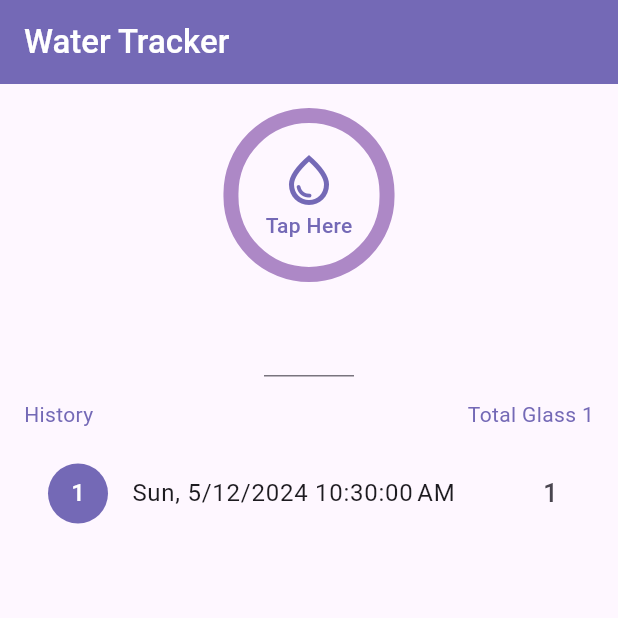
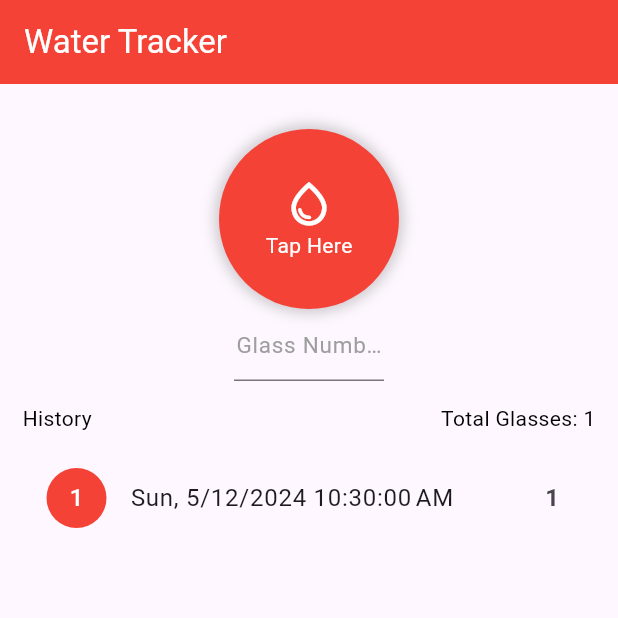
Before and after one commit to DevNadimm/water_tracker, a Flutter app: the screen it shows after launch, after a tap on "Tap Here", on a phone screen of 412 x 824 dp, the top half of it. Run offline on Flutter 3.47's test engine with Material 3 defaults, Android fonts, the phone set to English and light mode, and no system bars.

Commit message:
All works good

```diff
--- a/lib/home_screen.dart
+++ b/lib/home_screen.dart
@@ -1,6 +1,6 @@
 import 'package:flutter/material.dart';
+import 'package:intl/intl.dart';
 import 'package:water_tracker/water_consume.dart';
-import 'package:intl/intl.dart';
 
 class HomeScreen extends StatefulWidget {
   const HomeScreen({super.key});
@@ -10,102 +10,136 @@ class HomeScreen extends StatefulWidget {
 }
 
 class _HomeScreenState extends State<HomeScreen> {
-  final TextEditingController _glassNumberTEController =
-  TextEditingController();
+
+  final TextEditingController _waterGlassTEController = TextEditingController();
+
   List<WaterConsume> waterConsumeList = [];
 
   @override
   Widget build(BuildContext context) {
     return Scaffold(
       appBar: AppBar(
-        title: const Text('Water Tracker', style: TextStyle(fontWeight: FontWeight.w500)),
+        title: const Text('Water Tracker'),
       ),
+
       body: Padding(
-        padding: const EdgeInsets.all(16.0),
+        padding: const EdgeInsets.all(15),
         child: Column(
           children: [
             Center(
               child: Column(
-                mainAxisAlignment: MainAxisAlignment.center,
+                mainAxisAlignment: MainAxisAlignment.start,
                 crossAxisAlignment: CrossAxisAlignment.center,
                 children: [
+
+                  const SizedBox(
+                    height: 15,
+                  ),
+
                   GestureDetector(
-                    onTap: _tapButton,
+                    onTap: _button,
                     child: Container(
+                      width: 120,
+                      height: 120,
                       decoration: BoxDecoration(
-                        borderRadius: BorderRadius.circular(100),
-                        border: Border.all(width: 10, color: const Color(0xffAD88C6)),
-                      ),
-                      child: const Padding(
-                        padding: EdgeInsets.all(18.0),
+                          color: Colors.red,
+                          boxShadow: [
+                        BoxShadow(
+                          color: Colors.grey.withOpacity(0.5),
+                          spreadRadius: 3,
+                          blurRadius: 7,
+                          offset: const Offset(0, 0), // changes position of shadow
+                        ),
+                      ],
+                          borderRadius: BorderRadius.circular(100)),
+                      child: const Center(
                         child: Column(
+                          mainAxisAlignment: MainAxisAlignment.center,
                           children: [
-                            Icon(Icons.water_drop_outlined, size: 40, color: Color(0xff7469B6)),
-                            Text('Tap Here', style: TextStyle(color: Color(0xff7469B6), fontWeight: FontWeight.w500)),
+                            Icon(
+                              Icons.water_drop_outlined,
+                              size: 35,color: Colors.white,
+                            ),
+                            Text(
+                              'Tap Here',style: TextStyle(color: Colors.white),
+                            )
                           ],
                         ),
                       ),
                     ),
                   ),
-                  const SizedBox(height: 15),
+
                   SizedBox(
-                    width: 60,
+                    width: 100,
                     child: TextField(
-                      controller: _glassNumberTEController,
+                      style: const TextStyle(fontSize: 17),
+                      controller: _waterGlassTEController,
+                      decoration: const InputDecoration(
+                        hintText: 'Glass Number',
+                        hintStyle: TextStyle(fontSize: 15,color: Colors.grey)
+                      ),
+                      textAlign: TextAlign.center,
                       keyboardType: TextInputType.number,
-                      textAlign: TextAlign.center,
                     ),
                   ),
                 ],
               ),
             ),
 
-            const SizedBox(height: 15),
+            const SizedBox(
+              height: 15,
+            ),
 
             Row(
               mainAxisAlignment: MainAxisAlignment.spaceBetween,
               children: [
-                const Text('History', style: TextStyle(color: Color(0xff7469B6))),
-                Text('Total Glass ${_getTotalWaterConsumeCount()}', style: const TextStyle(color: Color(0xff7469B6))),
+                const Text('History',style: TextStyle(color: Colors.black),),
+                Text('Total Glasses: ${_getTotalGlasses()}',style: const TextStyle(color: Colors.black),),
               ],
             ),
 
-            const SizedBox(height: 15),
+            const SizedBox(
+              height: 15,
+            ),
 
             Expanded(
               child: ListView.builder(
                 itemCount: waterConsumeList.length,
-                itemBuilder: (context, index) {
+                  itemBuilder: (context , index){
                   return ListTile(
-                    title: Text((DateFormat.yMEd().add_jms().format(DateTime.now())).toString()),
+                    title: Text(DateFormat.yMEd().add_jms().format(waterConsumeList[index].time)),
                     leading: CircleAvatar(
-                      backgroundColor: const Color(0xff7469B6),
+                      backgroundColor: Colors.red,
                       foregroundColor: Colors.white,
-                      child: Text('${index + 1}'),
+                      child: Text('${index+1}'),
                     ),
-                    trailing: Text((waterConsumeList[index].waterGlasses).toString(),style: const TextStyle(fontSize: 17,fontWeight: FontWeight.w500),),
-                  );
-                },
-              ),
-            ),
+                    trailing: Text(
+                        waterConsumeList[index].glassCount.toString(),
+                        style: const TextStyle(
+                            fontSize: 16, fontWeight: FontWeight.w600),
+                      ),
+                    );
+                }),
+            )
           ],
         ),
       ),
     );
   }
 
-  int _getTotalWaterConsumeCount() {
-    int totalGlass = 0;
-    for (WaterConsume waterConsume in waterConsumeList) {
-      totalGlass += waterConsume.waterGlasses;
+  _getTotalGlasses(){
+    int totalGlasses = 0;
+    for(WaterConsume waterConsume in waterConsumeList){
+      totalGlasses += waterConsume.glassCount ;
     }
-    return totalGlass;
+    return totalGlasses;
   }
 
-  void _tapButton() {
-    int glassCount = int.tryParse(_glassNumberTEController.text) ?? 1;
-    WaterConsume waterConsume = WaterConsume(date: DateTime.now(), waterGlasses: glassCount);
-    waterConsumeList.add(waterConsume);
-    setState(() {});
+  _button(){
+    int glassCount = int.tryParse(_waterGlassTEController.text) ?? 01;
+    // WaterConsume(time: DateTime.now(), glassCount: glassCount);
+    waterConsumeList.add(WaterConsume(time: DateTime.now(), glassCount: glassCount));
+    setState(() {  });
   }
+
 }
--- a/lib/main.dart
+++ b/lib/main.dart
@@ -2,23 +2,28 @@ import 'package:flutter/material.dart';
 import 'package:water_tracker/home_screen.dart';
 
 void main (){
+
   runApp(const MyApp());
 }
 
-class MyApp extends StatelessWidget {
+class MyApp extends StatefulWidget {
   const MyApp({super.key});
 
+  @override
+  State<MyApp> createState() => _MyAppState();
+}
+
+class _MyAppState extends State<MyApp> {
   @override
   Widget build(BuildContext context) {
     return MaterialApp(
       debugShowCheckedModeBanner: false,
       title: 'Water Tracker',
-      home: const HomeScreen(),
       theme: ThemeData(
         appBarTheme: const AppBarTheme(
-            backgroundColor: Color(0xff7469B6),
-            foregroundColor: Color(0xffffffff)),
+            backgroundColor: Colors.red, foregroundColor: Colors.white),
       ),
+      home: const HomeScreen(),
     );
   }
 }
--- a/lib/water_consume.dart
+++ b/lib/water_consume.dart
@@ -1,6 +1,6 @@
 class WaterConsume {
-  final DateTime date;
-  final int waterGlasses;
+  final DateTime time  ;
+  final int glassCount;
 
-  WaterConsume({required this.date, required this.waterGlasses});
+  WaterConsume({required this.time, required this.glassCount});
 }
```
Also changed, not shown: pubspec.yaml (line endings or trailing spaces).
